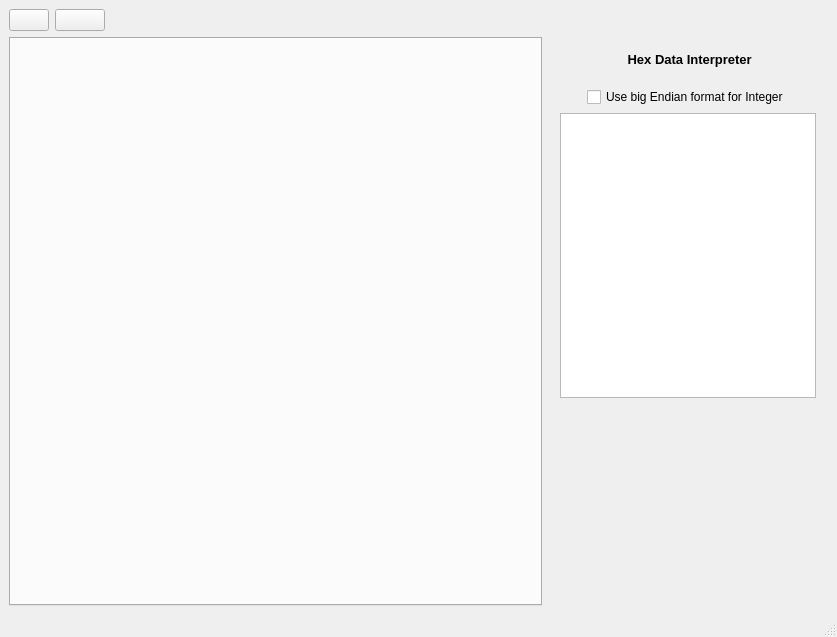
This is mainwindow.ui in SumuriLLC/hex-viewer-SUMURI as Qt 5 draws it before an edit. The edited form follows.
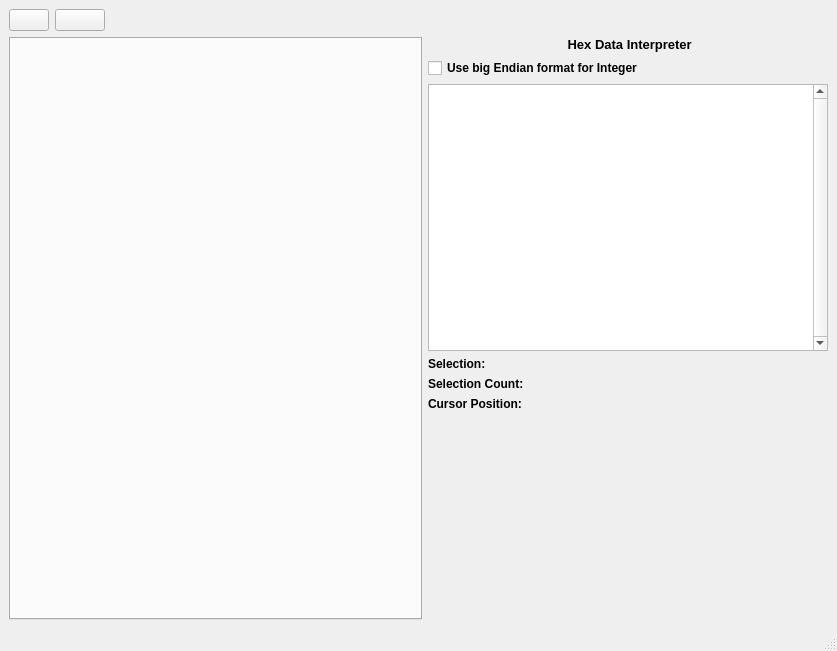
This is the edited form. Icons and pictures are not drawn.

Diff of the .ui file:
```diff
--- a/mainwindow.ui
+++ b/mainwindow.ui
@@ -7,7 +7,7 @@
     <x>0</x>
     <y>0</y>
     <width>837</width>
-    <height>637</height>
+    <height>651</height>
    </rect>
   </property>
   <property name="windowTitle">
@@ -66,27 +66,52 @@
         </property>
        </widget>
       </item>
-      <item alignment="Qt::AlignHCenter">
+      <item>
        <widget class="QCheckBox" name="bigEndiancheckBox">
+        <property name="font">
+         <font>
+          <bold>true</bold>
+         </font>
+        </property>
         <property name="text">
          <string>Use big Endian format for Integer</string>
         </property>
        </widget>
       </item>
-      <item alignment="Qt::AlignHCenter|Qt::AlignVCenter">
+      <item>
        <widget class="QTableView" name="DataTypesView">
+        <property name="sizePolicy">
+         <sizepolicy hsizetype="Expanding" vsizetype="Expanding">
+          <horstretch>0</horstretch>
+          <verstretch>0</verstretch>
+         </sizepolicy>
+        </property>
         <property name="minimumSize">
          <size>
           <width>0</width>
-          <height>285</height>
+          <height>0</height>
          </size>
         </property>
         <property name="maximumSize">
          <size>
-          <width>317</width>
-          <height>307</height>
+          <width>400</width>
+          <height>800</height>
          </size>
         </property>
+        <property name="font">
+         <font>
+          <bold>true</bold>
+         </font>
+        </property>
+        <property name="verticalScrollBarPolicy">
+         <enum>Qt::ScrollBarAlwaysOn</enum>
+        </property>
+        <property name="sizeAdjustPolicy">
+         <enum>QAbstractScrollArea::AdjustToContents</enum>
+        </property>
+        <property name="autoScrollMargin">
+         <number>0</number>
+        </property>
         <attribute name="horizontalHeaderDefaultSectionSize">
          <number>114</number>
         </attribute>
@@ -95,14 +120,50 @@
         </attribute>
        </widget>
       </item>
+      <item alignment="Qt::AlignTop">
+       <widget class="QLabel" name="labelSelection">
+        <property name="font">
+         <font>
+          <bold>true</bold>
+         </font>
+        </property>
+        <property name="text">
+         <string>Selection:</string>
+        </property>
+       </widget>
+      </item>
+      <item alignment="Qt::AlignTop">
+       <widget class="QLabel" name="labelSelectionCount">
+        <property name="font">
+         <font>
+          <bold>true</bold>
+         </font>
+        </property>
+        <property name="text">
+         <string>Selection Count:</string>
+        </property>
+       </widget>
+      </item>
+      <item alignment="Qt::AlignTop">
+       <widget class="QLabel" name="labelCursorPosition">
+        <property name="font">
+         <font>
+          <bold>true</bold>
+         </font>
+        </property>
+        <property name="text">
+         <string>Cursor Position:</string>
+        </property>
+       </widget>
+      </item>
       <item>
        <layout class="QVBoxLayout" name="verticalLayout">
-        <item>
+        <item alignment="Qt::AlignHCenter|Qt::AlignVCenter">
          <widget class="QLabel" name="logo">
           <property name="minimumSize">
            <size>
-            <width>280</width>
-            <height>202</height>
+            <width>390</width>
+            <height>203</height>
            </size>
           </property>
           <property name="maximumSize">
```
Left out of the diff: 82 changed lines with no effect on the pictures.
